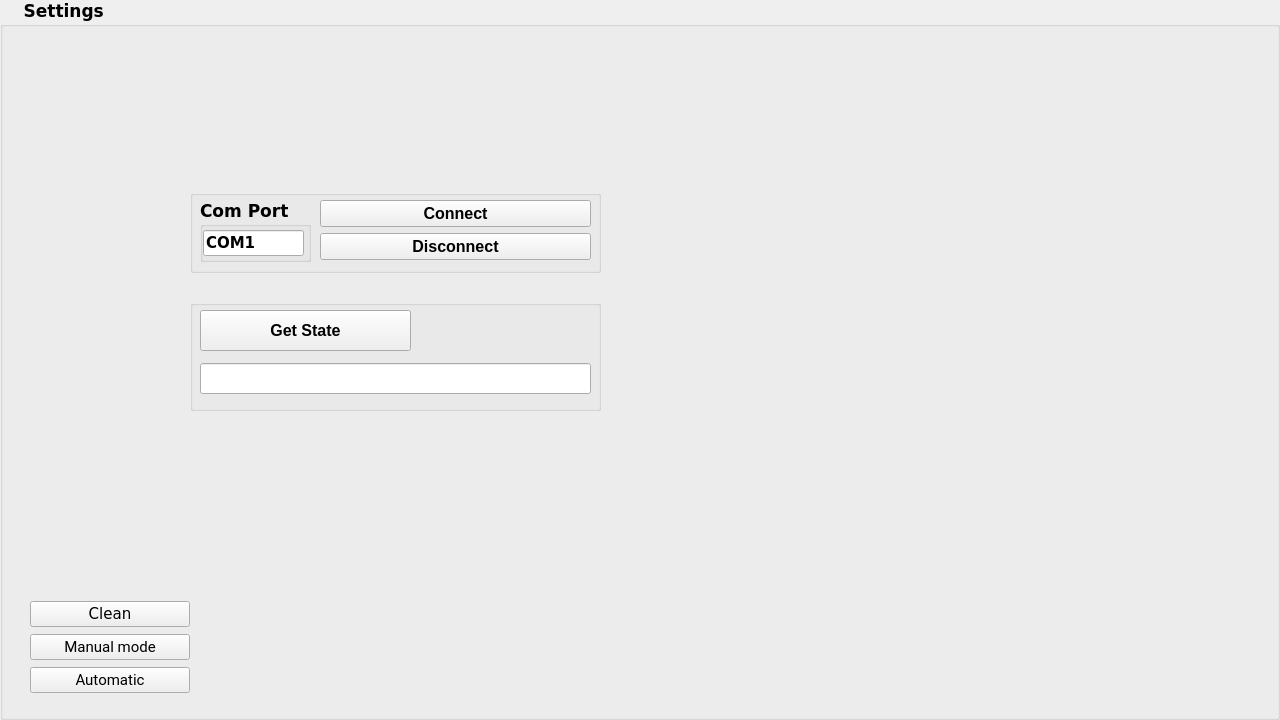
First picture: the form in Screens/VcDvtTestTools_settings_mode.ui, repository aenapple/VcDvtTestTools, before the edit.
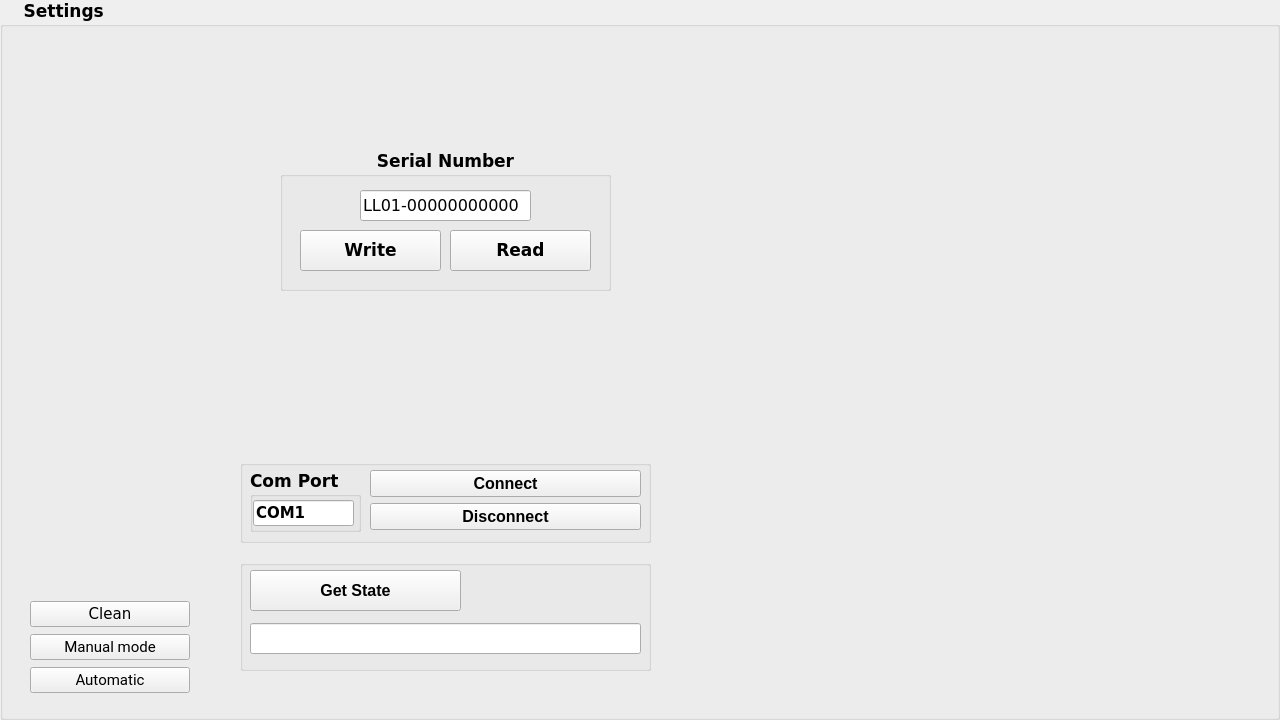
Second picture: the form after the edit. Icons and pictures are not drawn.

```diff
--- a/Screens/VcDvtTestTools_settings_mode.ui
+++ b/Screens/VcDvtTestTools_settings_mode.ui
@@ -119,8 +119,8 @@
    <widget class="QGroupBox" name="groupBox">
     <property name="geometry">
      <rect>
-      <x>190</x>
-      <y>190</y>
+      <x>240</x>
+      <y>460</y>
       <width>411</width>
       <height>83</height>
      </rect>
@@ -222,8 +222,8 @@
    <widget class="QGroupBox" name="groupBox_2">
     <property name="geometry">
      <rect>
-      <x>190</x>
-      <y>300</y>
+      <x>240</x>
+      <y>560</y>
       <width>411</width>
       <height>111</height>
      </rect>
@@ -290,8 +290,8 @@
     </property>
     <property name="geometry">
      <rect>
-      <x>610</x>
-      <y>170</y>
+      <x>680</x>
+      <y>460</y>
       <width>101</width>
       <height>111</height>
      </rect>
@@ -303,6 +303,71 @@
      <pixmap>../connect_red.png</pixmap>
     </property>
    </widget>
+   <widget class="QGroupBox" name="gBoxSerialNumber">
+    <property name="geometry">
+     <rect>
+      <x>280</x>
+      <y>150</y>
+      <width>331</width>
+      <height>141</height>
+     </rect>
+    </property>
+    <property name="title">
+     <string>Serial Number</string>
+    </property>
+    <property name="alignment">
+     <set>Qt::AlignHCenter|Qt::AlignTop</set>
+    </property>
+    <widget class="QLineEdit" name="lineEdit">
+     <property name="geometry">
+      <rect>
+       <x>80</x>
+       <y>40</y>
+       <width>171</width>
+       <height>31</height>
+      </rect>
+     </property>
+     <property name="font">
+      <font>
+       <pointsize>12</pointsize>
+       <weight>50</weight>
+       <bold>false</bold>
+      </font>
+     </property>
+     <property name="text">
+      <string>LL01-00000000000</string>
+     </property>
+     <property name="maxLength">
+      <number>16</number>
+     </property>
+    </widget>
+    <widget class="QPushButton" name="pButtonWriteSN">
+     <property name="geometry">
+      <rect>
+       <x>20</x>
+       <y>80</y>
+       <width>141</width>
+       <height>41</height>
+      </rect>
+     </property>
+     <property name="text">
+      <string>Write</string>
+     </property>
+    </widget>
+    <widget class="QPushButton" name="pButtonReadSN_2">
+     <property name="geometry">
+      <rect>
+       <x>170</x>
+       <y>80</y>
+       <width>141</width>
+       <height>41</height>
+      </rect>
+     </property>
+     <property name="text">
+      <string>Read</string>
+     </property>
+    </widget>
+   </widget>
   </widget>
  </widget>
  <resources/>
```
